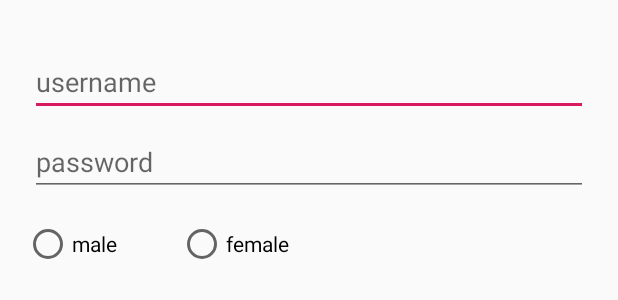
After one commit to MoonRiser/Hand-knitted, an Android app: the layout dialog_register.xml on its own in the app's theme, with its tools: preview values and no code run, on a phone screen of 412 x 824 dp. The commit adds this screen. Shown: the top 300 px of the screen. Run offline under Robolectric (Android 15) with nearby library versions, the light colour scheme and no system bars.

Commit message:
complete register dialog and add some bugs

```diff
--- /dev/null
+++ b/app/src/main/res/layout/dialog_register.xml
@@ -0,0 +1,54 @@
+<?xml version="1.0" encoding="utf-8"?>
+<LinearLayout xmlns:android="http://schemas.android.com/apk/res/android"
+    android:layout_width="match_parent"
+    android:layout_height="match_parent"
+    android:padding="16dp"
+    android:orientation="vertical">
+
+
+    <EditText
+        android:id="@+id/nameStr"
+        android:layout_width="match_parent"
+        android:layout_height="wrap_content"
+        android:layout_marginLeft="4dp"
+        android:layout_marginTop="16dp"
+        android:layout_marginRight="4dp"
+        android:layout_marginBottom="4dp"
+        android:hint="username"
+        android:inputType="textPersonName" />
+
+    <EditText
+        android:id="@+id/pwdStr"
+        android:layout_width="match_parent"
+        android:layout_height="wrap_content"
+        android:layout_marginLeft="4dp"
+        android:layout_marginTop="4dp"
+        android:layout_marginRight="4dp"
+        android:layout_marginBottom="16dp"
+        android:fontFamily="sans-serif"
+        android:hint="password"
+        android:inputType="textPassword" />
+
+    <RadioGroup
+        android:id="@+id/radioGroup"
+        android:layout_width="match_parent"
+        android:layout_height="wrap_content"
+        android:orientation="horizontal">
+
+        <RadioButton
+            android:id="@+id/male"
+            android:layout_width="wrap_content"
+            android:layout_height="wrap_content"
+            android:layout_weight="1"
+            android:text="male" />
+
+        <RadioButton
+            android:id="@+id/female"
+            android:layout_width="wrap_content"
+            android:layout_height="wrap_content"
+            android:layout_weight="5"
+            android:text="female" />
+    </RadioGroup>
+
+
+</LinearLayout>
```
Also changed, not shown: app/src/main/java/com/example/hand_knitted/activity/LoginActivity.java (+130 -45 lines), app/src/main/java/com/example/hand_knitted/bean/User.java (added, +17 -0 lines).
